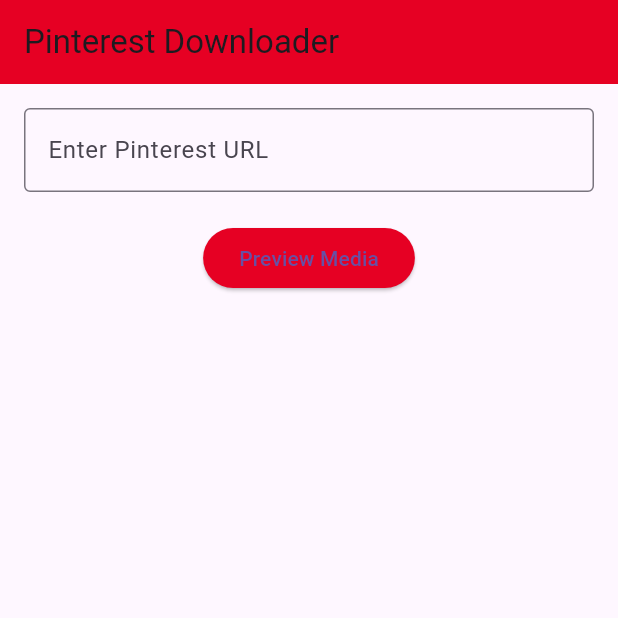
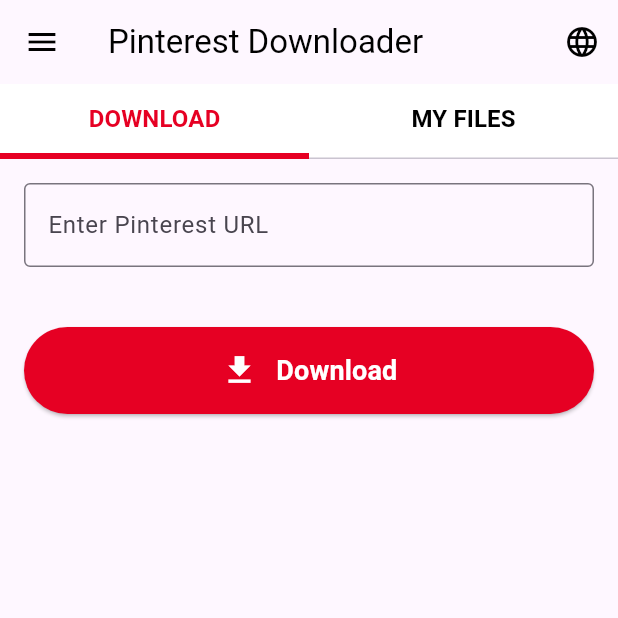
Before and after one commit to saqibullah4116/pinterest_downloader, a Flutter app: the screen it shows after launch, on a phone screen of 412 x 824 dp, the top half of it. Run offline on Flutter 3.47's test engine with Material 3 defaults, Android fonts, the light colour scheme and no system bars; our stand-ins replace cached_network_image, dio.

Commit message:
improving the ui

```diff
--- a/lib/main.dart
+++ b/lib/main.dart
@@ -1,19 +1,57 @@
 import 'package:flutter/material.dart';
+import 'package:provider/provider.dart';
+import 'utils/constants.dart';
 import 'screens/home_screen.dart';
+import 'utils/download_provider.dart';
 
 void main() {
-  runApp(MyApp());
+  runApp(
+    ChangeNotifierProvider(
+      create: (context) => DownloadProvider(),
+      child: MyApp(),
+    ),
+  );
 }
 
 class MyApp extends StatelessWidget {
+  const MyApp({super.key});
+
   @override
   Widget build(BuildContext context) {
     return MaterialApp(
-      title: 'Pinterest Downloader',
+      title: AppStrings.appName,
       theme: ThemeData(
         primarySwatch: Colors.red,
       ),
-      home: HomeScreen(),
+      home: Scaffold(
+        appBar: AppBar(
+          title: const Text(
+            AppStrings.appName,
+            style: TextStyle(color: AppColors.pinterestBlack),
+          ),
+          leading: IconButton(
+            icon: const Icon(Icons.menu, color: AppColors.pinterestBlack),
+            onPressed: () {},
+          ),
+          actions: [
+            PopupMenuButton<String>(
+              icon: const Icon(Icons.language, color: AppColors.pinterestBlack),
+              onSelected: (String value) {
+                print('Selected language: $value');
+              },
+              itemBuilder: (BuildContext context) {
+                return {'English', 'Spanish', 'French', 'German'}.map((String choice) {
+                  return PopupMenuItem<String>(
+                    value: choice,
+                    child: Text(choice),
+                  );
+                }).toList();
+              },
+            ),
+          ],
+        ),
+        body: const HomeScreen(),
+      ),
     );
   }
 }
--- /dev/null
+++ b/lib/screens/download_screen.dart
@@ -0,0 +1,91 @@
+import 'package:flutter/material.dart';
+import 'package:provider/provider.dart';
+import '../utils/constants.dart';
+import '../utils/download_provider.dart';
+
+class DownloadScreen extends StatelessWidget {
+  const DownloadScreen({super.key});
+
+  @override
+  Widget build(BuildContext context) {
+    final TextEditingController _urlController = TextEditingController();
+
+    return ChangeNotifierProvider(
+      create: (_) => DownloadProvider(),
+      builder: (context, child) {
+        final downloadProvider = Provider.of<DownloadProvider>(context);
+
+        return Padding(
+          padding: const EdgeInsets.all(16.0),
+          child: Column(
+            children: [
+              TextField(
+                controller: _urlController,
+                decoration: InputDecoration(
+                  hintText: AppStrings.enterUrlHint,
+                  border: const OutlineInputBorder(),
+                ),
+              ),
+              const SizedBox(height: 20),
+              if (downloadProvider.downloadStatus.isNotEmpty)
+                Text(
+                  downloadProvider.downloadStatus,
+                  style: TextStyle(
+                    color: downloadProvider.downloadStatus.contains('Error')
+                        ? Colors.red
+                        : Colors.green,
+                    fontWeight: FontWeight.bold,
+                  ),
+                ),
+              const SizedBox(height: 20),
+              SizedBox(
+                width: double.infinity,
+                child: ElevatedButton(
+                  onPressed: downloadProvider.isDownloading
+                      ? null
+                      : () {
+                          final url = _urlController.text.trim();
+                          if (url.isNotEmpty) {
+                            print("******************************************************");
+                            print("******************************************************");
+                            print("******************************************************");
+                            print("******************************************************");
+                            print("******************************************************");
+                            print(url);
+                            downloadProvider.downloadFile(url);
+                          } else {
+                            ScaffoldMessenger.of(context).showSnackBar(
+                              const SnackBar(
+                                content: Text('Please enter a valid URL'),
+                              ),
+                            );
+                          }
+                        },
+                  style: ElevatedButton.styleFrom(
+                    backgroundColor: AppColors.pinterestRed,
+                    padding: const EdgeInsets.symmetric(vertical: 16),
+                  ),
+                  child: Row(
+                    mainAxisAlignment: MainAxisAlignment.center,
+                    children: [
+                      const Icon(Icons.download, color: Colors.white, size: 25),
+                      const SizedBox(width: 12),
+                      Text(
+                        AppStrings.downloadButton,
+                        style: const TextStyle(
+                          color: Colors.white,
+                          fontWeight: FontWeight.bold,
+                          fontSize: 18,
+                        ),
+                      ),
+                    ],
+                  ),
+                ),
+              ),
+            ],
+          ),
+        );
+      },
+    );
+  }
+}
--- a/lib/screens/home_screen.dart
+++ b/lib/screens/home_screen.dart
@@ -1,145 +1,43 @@
 import 'package:flutter/material.dart';
-import 'package:fluttertoast/fluttertoast.dart';
-import 'package:permission_handler/permission_handler.dart';
 import '../utils/constants.dart';
-import '../utils/url_validator.dart';
-import '../utils/downloader.dart';
-import '../components/media_preview.dart';
+import 'download_screen.dart';
+import 'my_files_screen.dart';
 
-class HomeScreen extends StatefulWidget {
+class HomeScreen extends StatelessWidget {
   const HomeScreen({super.key});
 
   @override
-  // ignore: library_private_types_in_public_api
-  _HomeScreenState createState() => _HomeScreenState();
-}
-
-class _HomeScreenState extends State<HomeScreen> {
-  final TextEditingController _urlController = TextEditingController();
-  String _mediaUrl = '';
-  String _mediaType = '';
-  bool _isDownloading = false;
-
-  void _validateAndPreview() async {
-    final url = _urlController.text.trim();
-    if (UrlValidator.isPinterestUrl(url)) {
-      final mediaUrl = await UrlValidator.getMediaUrl(url);
-      if (mediaUrl != null) {
-        setState(() {
-          _mediaUrl = mediaUrl;
-          _mediaType = UrlValidator.getMediaType(mediaUrl);
-        });
-      } else {
-        Fluttertoast.showToast(msg: 'Failed to extract media URL');
-      }
-    } else {
-      Fluttertoast.showToast(msg: AppStrings.invalidUrlError);
-    }
-  }
-
-void _downloadMedia() async {
-  if (_mediaUrl.isEmpty) {
-    print('Media URL is empty');
-    return;
-  }
-
-  setState(() {
-    _isDownloading = true;
-  });
-
-  print('Checking permissions...');
-
-  bool hasPermission = false;
-
-  if (_mediaType.contains('video')) {
-    if (await Permission.videos.isGranted) {
-      hasPermission = true;
-      print('Videos permission already granted');
-    } else {
-      print('Requesting videos permission...');
-      final status = await Permission.videos.request();
-      hasPermission = status.isGranted;
-      print('Videos permission status: $status');
-    }
-  } else {
-    if (await Permission.photos.isGranted) {
-      hasPermission = true;
-      print('Photos permission already granted');
-    } else {
-      print('Requesting photos permission...');
-      final status = await Permission.photos.request();
-      hasPermission = status.isGranted;
-      print('Photos permission status: $status');
-    }
-  }
-
-  if (!hasPermission) {
-    print('Permission denied. Showing toast...');
-    Fluttertoast.showToast(msg: 'Gallery permission required to download media');
-    setState(() {
-      _isDownloading = false;
-    });
-    return;
-  }
-
-  print('Proceeding with download...');
-
-  // Download the media
-  final savePath = await Downloader.downloadMedia(_mediaUrl, mediaType: _mediaType);
-  if (savePath != null) {
-    print('Media downloaded successfully to: $savePath');
-    Fluttertoast.showToast(msg: '${_mediaType.contains('video') ? 'Video' : 'Image'} downloaded successfully to Gallery');
-  } else {
-    print('Failed to download media');
-    Fluttertoast.showToast(msg: 'Failed to download');
-  }
-
-  setState(() {
-    _isDownloading = false;
-  });
-}
-  @override
   Widget build(BuildContext context) {
-    return Scaffold(
-      appBar: AppBar(
-        title: Text(AppStrings.appName),
-        backgroundColor: AppColors.pinterestRed,
-      ),
-      body: Padding(
-        padding: const EdgeInsets.all(16.0),
-        child: Column(
-          children: [
-            TextField(
-              controller: _urlController,
-              decoration: InputDecoration(
-                hintText: AppStrings.enterUrlHint,
-                border: OutlineInputBorder(),
+    return DefaultTabController(
+      length: 2,
+      child: Scaffold(
+        appBar: AppBar(
+          backgroundColor: Colors.white,
+          toolbarHeight: 0,
+          bottom: TabBar(
+            indicatorColor: AppColors.pinterestRed,
+            labelColor: AppColors.pinterestRed,
+            unselectedLabelColor: AppColors.pinterestBlack,
+            labelStyle: const TextStyle(
+              fontWeight: FontWeight.bold,
+              fontSize: 16.0,
+            ),
+            unselectedLabelStyle: const TextStyle(
+              fontWeight: FontWeight.bold,
+              fontSize: 16.0,
+            ),
+            indicator: BoxDecoration(
+              border: Border(
+                bottom: BorderSide(color: AppColors.pinterestRed, width: 4.0),
               ),
             ),
-            SizedBox(height: 20),
-            ElevatedButton(
-              onPressed: _validateAndPreview,
-              child: Text('Preview Media'),
-              style: ElevatedButton.styleFrom(
-                backgroundColor: AppColors.pinterestRed,
-              ),
-            ),
-            SizedBox(height: 20),
-            if (_mediaUrl.isNotEmpty)
-              MediaPreview(mediaUrl: _mediaUrl, mediaType: _mediaType),
-            SizedBox(height: 20),
-            if (_mediaUrl.isNotEmpty)
-              ElevatedButton(
-                onPressed: _isDownloading ? null : _downloadMedia,
-                child: _isDownloading
-                    ? CircularProgressIndicator(color: AppColors.pinterestWhite)
-                    : Text(AppStrings.downloadButton),
-                style: ElevatedButton.styleFrom(
-                  backgroundColor: AppColors.pinterestRed,
-                ),
-              ),
-          ],
+
+            indicatorSize: TabBarIndicatorSize.tab,
+            indicatorWeight: 4.0,
+            tabs: const [Tab(text: 'DOWNLOAD'), Tab(text: 'MY FILES')],
+          ),
         ),
+        body: const TabBarView(children: [DownloadScreen(), MyFilesScreen()]),
       ),
     );
   }
--- /dev/null
+++ b/lib/utils/download_provider.dart
@@ -0,0 +1,50 @@
+import 'package:flutter/material.dart';
+import 'package:dio/dio.dart';
+
+class DownloadProvider with ChangeNotifier {
+  bool _isDownloading = false;
+  String _downloadStatus = '';
+
+  bool get isDownloading => _isDownloading;
+  String get downloadStatus => _downloadStatus;
+
+  final Dio _dio = Dio();
+
+  Future<void> downloadFile(String url) async {
+    _isDownloading = true;
+    _downloadStatus = 'Downloading...';
+    notifyListeners();
+
+    try {
+      print("*****************************");
+      print("*****************************");
+      print("*****************************");
+      print("i am in provider");
+      print(url);
+      final response = await _dio.post(
+        'http://localhost:5000/api/download',
+        data: {'url': url},
+        options: Options(headers: {'Content-Type': 'application/json'}),
+      );
+
+      if (response.statusCode == 200) {
+        _downloadStatus = 'Download complete!';
+      } else {
+        _downloadStatus = 'Failed to download: ${response.statusMessage}';
+      }
+    } on DioException catch (e) {
+      _downloadStatus = 'Error: ${e.message}';
+    } catch (e) {
+      _downloadStatus = 'Unexpected error: $e';
+    } finally {
+      _isDownloading = false;
+      notifyListeners();
+    }
+  }
+
+  void resetDownload() {
+    _isDownloading = false;
+    _downloadStatus = '';
+    notifyListeners();
+  }
+}
--- a/pubspec.yaml
+++ b/pubspec.yaml
@@ -42,6 +42,8 @@
   fluttertoast: ^8.2.2
   cached_network_image: ^3.3.0
   html: ^0.15.0
+  provider: ^6.1.2
+
 dev_dependencies:
   flutter_test:
     sdk: flutter
```
Also changed, not shown: lib/screens/my_files_screen.dart (added, +46 -0 lines), pubspec.lock.
